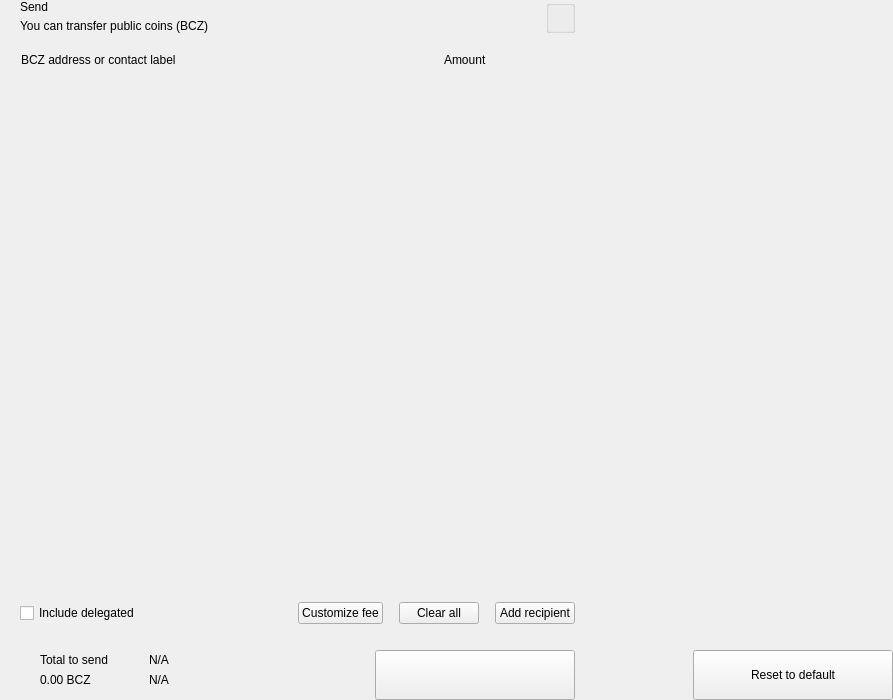
Qt form src/qt/bcz/forms/send.ui (SpecialCoins/den) before a commit.
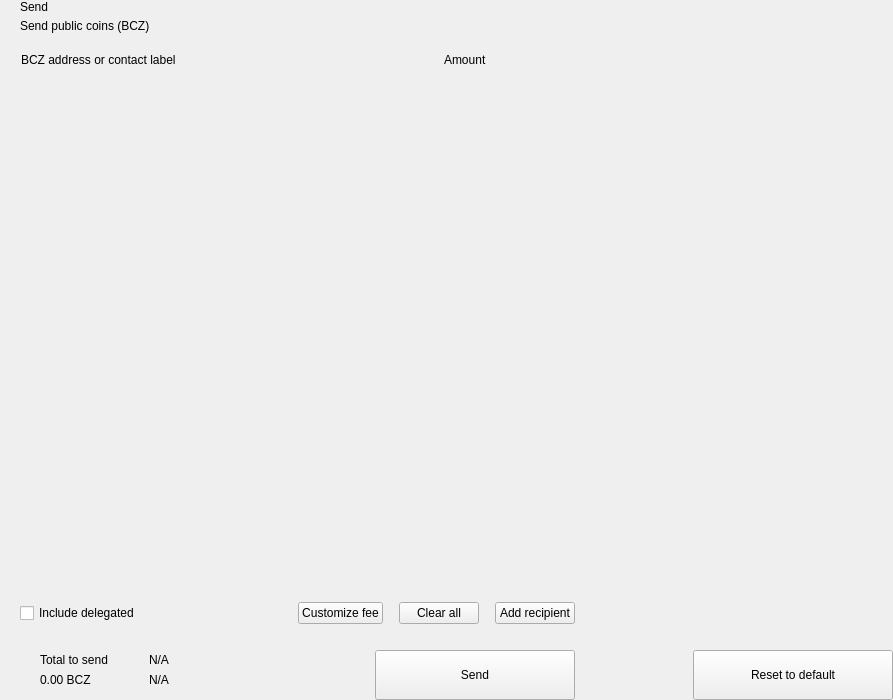
The same form after that commit. Custom widgets are drawn as their Qt base class.

Patch:
```diff
--- a/src/qt/bcz/forms/send.ui
+++ b/src/qt/bcz/forms/send.ui
@@ -81,7 +81,7 @@
             <item>
              <widget class="QLabel" name="labelSubtitle1">
               <property name="text">
-               <string>You can transfer public coins (BCZ)</string>
+               <string>Send public coins (BCZ)</string>
               </property>
              </widget>
             </item>
@@ -100,40 +100,6 @@
             </property>
            </spacer>
           </item>
-          <item>
-           <layout class="QVBoxLayout" name="verticalLayout_6">
-            <property name="spacing">
-             <number>0</number>
-            </property>
-            <item>
-             <widget class="QGroupBox" name="groupBox">
-              <property name="title">
-               <string/>
-              </property>
-              <property name="alignment">
-               <set>Qt::AlignLeading|Qt::AlignLeft|Qt::AlignTop</set>
-              </property>
-              <layout class="QHBoxLayout" name="horizontalLayout_4">
-               <property name="spacing">
-                <number>0</number>
-               </property>
-               <property name="leftMargin">
-                <number>0</number>
-               </property>
-               <property name="topMargin">
-                <number>0</number>
-               </property>
-               <property name="rightMargin">
-                <number>0</number>
-               </property>
-               <property name="bottomMargin">
-                <number>0</number>
-               </property>
-              </layout>
-             </widget>
-            </item>
-           </layout>
-          </item>
          </layout>
         </item>
         <item>
@@ -620,7 +586,7 @@
              <enum>Qt::NoFocus</enum>
             </property>
             <property name="text">
-             <string/>
+             <string>Send</string>
             </property>
            </widget>
           </item>
```
